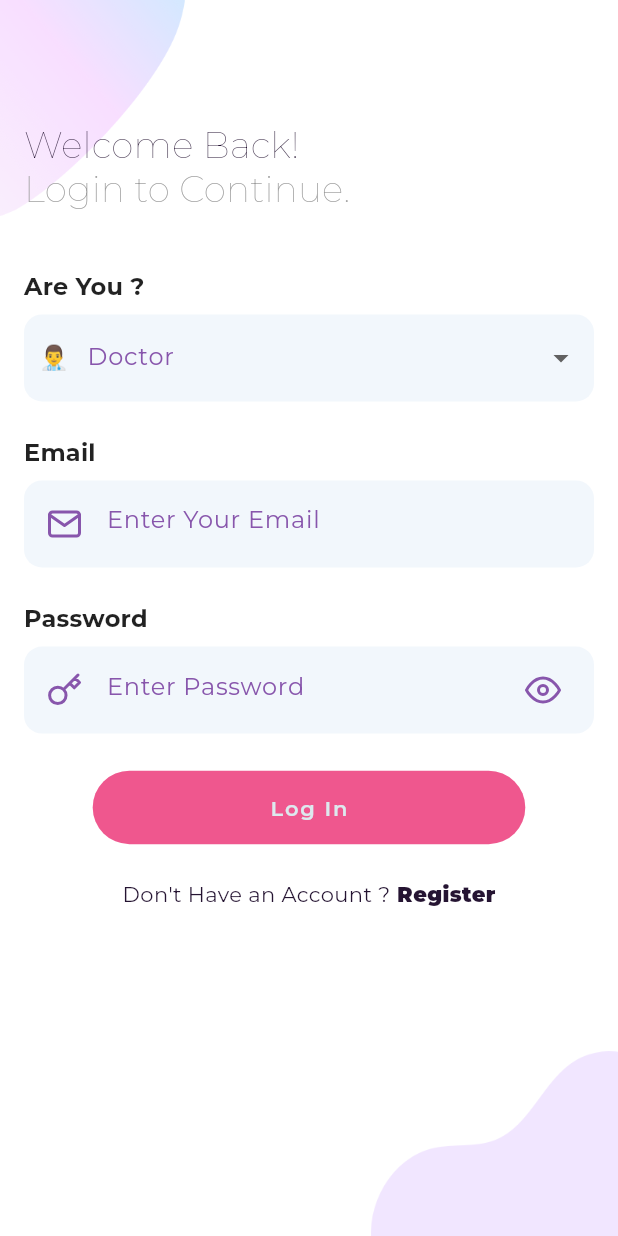
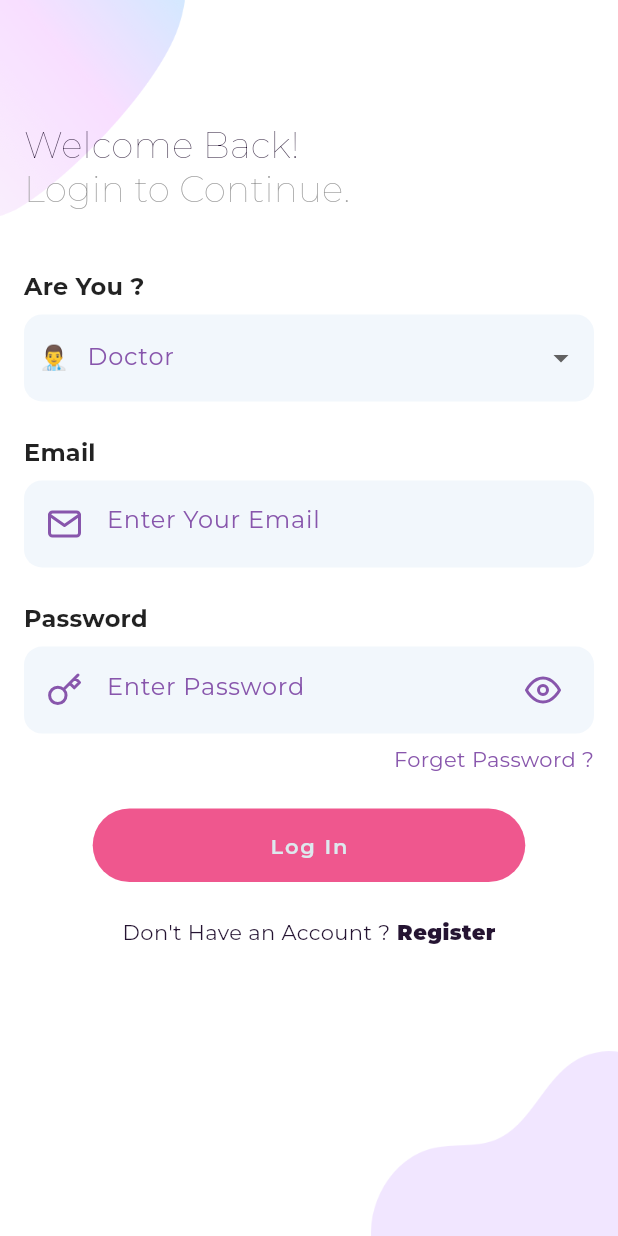
Before and after one commit to makadiyakeval/dhctHack, a Flutter app: the screen it shows after launch, after a tap on "Already Have an Account ?", on a phone screen of 412 x 824 dp. Run offline on Flutter 3.47's test engine with Material 2 defaults, Android fonts, the phone set to English and light mode, and no system bars; our stand-ins replace bloc, flutter_bloc, flutter_feather_icons, flutter_staggered_animations, font_awesome_flutter, google_fonts.

Commit message:
Login and Register Page Changes

```diff
--- a/lib/LoginRegisteration/LoginPage.dart
+++ b/lib/LoginRegisteration/LoginPage.dart
@@ -53,9 +53,9 @@ class _LoginPageState extends State<LoginPage> {
                     child: Column(
                       crossAxisAlignment: CrossAxisAlignment.start,
                       children: AnimationConfiguration.toStaggeredList(
-                        duration: const Duration(milliseconds: 200),
+                        duration: const Duration(milliseconds: 375),
                         childAnimationBuilder: (widget) => SlideAnimation(
-                          horizontalOffset: 50,
+                          verticalOffset: -25,
                           child: FadeInAnimation(
                             child: widget,
                           ),
@@ -223,6 +223,20 @@ class _LoginPageState extends State<LoginPage> {
                             isPasswordField: true,
                           ),
                           SizedBox(
+                            height: size.height * 0.01,
+                          ),
+                          Row(
+                            mainAxisAlignment: MainAxisAlignment.end,
+                            children: [
+                              Text(
+                                'Forget Password ?',
+                                style: theme.textTheme.bodyText2.copyWith(
+                                  color: AppColors.primaryShade3,
+                                ),
+                              ),
+                            ],
+                          ),
+                          SizedBox(
                             height: size.height * 0.03,
                           ),
                           Center(
--- a/lib/LoginRegisteration/RegistrationPage.dart
+++ b/lib/LoginRegisteration/RegistrationPage.dart
@@ -10,7 +10,7 @@ class RegisterationPage extends StatelessWidget {
     ThemeData theme = Theme.of(context);
     Size size = MediaQuery.of(context).size;
     return Scaffold(
-      backgroundColor: Colors.white,
+//      backgroundColor: Colors.white,
       body: Container(
 //        width: size.width,
         height: size.height,
@@ -85,8 +85,9 @@ class RegisterationPage extends StatelessWidget {
                       AnimationLimiter(
                         child: GridView.count(
                           crossAxisCount: 2,
-                          crossAxisSpacing: 12,
-                          mainAxisSpacing: 12,
+                          crossAxisSpacing: 4,
+                          mainAxisSpacing: 4,
+                          padding: EdgeInsets.symmetric(vertical: 16),
                           shrinkWrap: true,
                           children: List.generate(
                             listUserTypes.length,
@@ -104,7 +105,7 @@ class RegisterationPage extends StatelessWidget {
                         ),
                       ),
                       SizedBox(
-                        height: size.height * 0.03,
+                        height: size.height * 0.01,
                       ),
                       GestureDetector(
                         onTap: () {
@@ -145,18 +146,22 @@ List<RegistrationTypeCard> listUserTypes = [
   RegistrationTypeCard(
     imgPath: 'asset/characters/doctor.png',
     userType: 'Doctor',
+    function: () {},
   ),
   RegistrationTypeCard(
     imgPath: 'asset/characters/patient.png',
     userType: 'Patient',
+    function: () {},
   ),
   RegistrationTypeCard(
     imgPath: 'asset/characters/scientist.png',
     userType: 'Laboratory',
+    function: () {},
   ),
   RegistrationTypeCard(
     imgPath: 'asset/characters/shopkeeper.png',
     userType: 'Shopkeeper',
+    function: () {},
   ),
 ];
 
@@ -164,34 +169,44 @@ class RegistrationTypeCard extends StatelessWidget {
   final String imgPath;
   final String userType;
   final Color backgroundColor;
+  final Function function;
 
   const RegistrationTypeCard({
     Key key,
     @required this.imgPath,
     @required this.userType,
-    this.backgroundColor = const Color(0xFFeeeeee),
+    this.backgroundColor = const Color(0xFFFFFFFF),
+    @required this.function,
   }) : super(key: key);
 
   @override
   Widget build(BuildContext context) {
     ThemeData theme = Theme.of(context);
     Size size = MediaQuery.of(context).size;
-    return Container(
+    return GestureDetector(
+      onTap: function,
+      child: Card(
+        shape: RoundedRectangleBorder(
+          borderRadius: BorderRadius.circular(16),
+        ),
+        elevation: 2,
+        color: Colors.white,
+        child: Container(
           padding: EdgeInsets.all(16),
-      decoration: BoxDecoration(
-        color: backgroundColor,
-        borderRadius: BorderRadius.circular(29),
+          child: Column(
+            mainAxisAlignment: MainAxisAlignment.center,
+            children: [
+              ClipRRect(
+                borderRadius: BorderRadius.circular(8),
+                child: Image.asset(
+                  imgPath,
+                  //previous size was 0.2
+                  height: size.width * 0.22,
+                  width: size.width * 0.22,
                 ),
-      child: Center(
-        child: Column(
-          children: [
-            Image.asset(
-              imgPath,
-              height: size.width * 0.2,
-              width: size.width * 0.2,
               ),
               SizedBox(
-              height: 16,
+                height: 8,
               ),
               Text(
                 userType,
@@ -203,6 +218,7 @@ class RegistrationTypeCard extends StatelessWidget {
             ],
           ),
         ),
+      ),
     );
   }
 }
```
Lines whose indentation alone changed are shown as unchanged.
